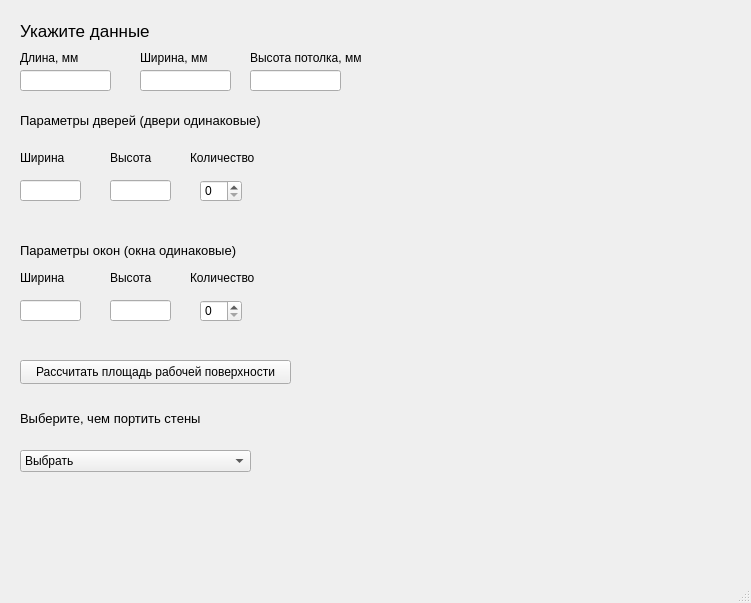
Old version of the form UserInterfaces/mainwindow.ui in the repository makeentosch/irnituProject.
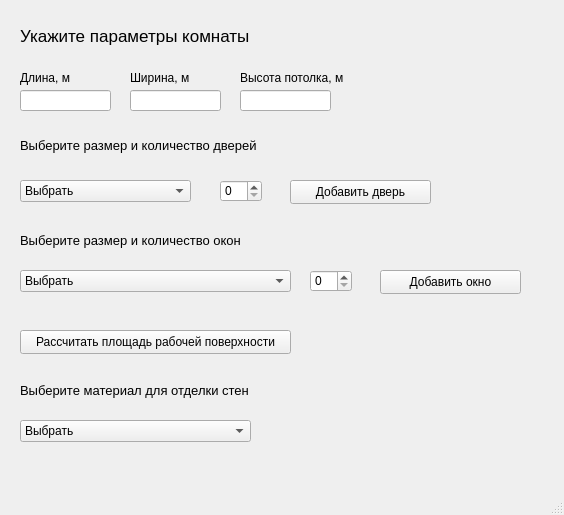
New version of the form.

Patch:
```diff
--- a/UserInterfaces/mainwindow.ui
+++ b/UserInterfaces/mainwindow.ui
@@ -6,8 +6,8 @@
    <rect>
     <x>0</x>
     <y>0</y>
-    <width>751</width>
-    <height>603</height>
+    <width>564</width>
+    <height>515</height>
    </rect>
   </property>
   <property name="windowTitle">
@@ -19,8 +19,8 @@
      <rect>
       <x>20</x>
       <y>20</y>
-      <width>181</width>
-      <height>21</height>
+      <width>331</width>
+      <height>31</height>
      </rect>
     </property>
     <property name="font">
@@ -29,53 +29,53 @@
      </font>
     </property>
     <property name="text">
-     <string>Укажите данные</string>
+     <string>Укажите параметры комнаты</string>
     </property>
    </widget>
    <widget class="QLabel" name="label_2">
     <property name="geometry">
      <rect>
-      <x>140</x>
-      <y>50</y>
+      <x>130</x>
+      <y>70</y>
       <width>81</width>
       <height>16</height>
      </rect>
     </property>
     <property name="text">
-     <string>Ширина, мм</string>
+     <string>Ширина, м</string>
     </property>
    </widget>
    <widget class="QLabel" name="label_3">
     <property name="geometry">
      <rect>
       <x>20</x>
-      <y>50</y>
+      <y>70</y>
       <width>61</width>
       <height>16</height>
      </rect>
     </property>
     <property name="text">
-     <string>Длина, мм</string>
+     <string>Длина, м</string>
     </property>
    </widget>
    <widget class="QLabel" name="label_4">
     <property name="geometry">
      <rect>
-      <x>250</x>
-      <y>50</y>
+      <x>240</x>
+      <y>70</y>
       <width>121</width>
       <height>16</height>
      </rect>
     </property>
     <property name="text">
-     <string>Высота потолка, мм</string>
+     <string>Высота потолка, м</string>
     </property>
    </widget>
    <widget class="QLineEdit" name="inputLength">
     <property name="geometry">
      <rect>
       <x>20</x>
-      <y>70</y>
+      <y>90</y>
       <width>91</width>
       <height>21</height>
      </rect>
@@ -84,8 +84,8 @@
    <widget class="QLineEdit" name="inputWidth">
     <property name="geometry">
      <rect>
-      <x>140</x>
-      <y>70</y>
+      <x>130</x>
+      <y>90</y>
       <width>91</width>
       <height>21</height>
      </rect>
@@ -94,8 +94,8 @@
    <widget class="QLineEdit" name="inputHeight">
     <property name="geometry">
      <rect>
-      <x>250</x>
-      <y>70</y>
+      <x>240</x>
+      <y>90</y>
       <width>91</width>
       <height>21</height>
      </rect>
@@ -105,7 +105,7 @@
     <property name="geometry">
      <rect>
       <x>20</x>
-      <y>360</y>
+      <y>330</y>
       <width>271</width>
       <height>24</height>
      </rect>
@@ -118,11 +118,16 @@
     <property name="geometry">
      <rect>
       <x>310</x>
-      <y>360</y>
-      <width>61</width>
+      <y>330</y>
+      <width>111</width>
       <height>21</height>
      </rect>
     </property>
+    <property name="font">
+     <font>
+      <pointsize>12</pointsize>
+     </font>
+    </property>
     <property name="frameShadow">
      <enum>QFrame::Plain</enum>
     </property>
@@ -137,9 +142,9 @@
     <property name="geometry">
      <rect>
       <x>20</x>
-      <y>410</y>
+      <y>380</y>
       <width>311</width>
-      <height>16</height>
+      <height>21</height>
      </rect>
     </property>
     <property name="font">
@@ -148,14 +153,14 @@
      </font>
     </property>
     <property name="text">
-     <string>Выберите, чем портить стены </string>
+     <string>Выберите материал для отделки стен</string>
     </property>
    </widget>
    <widget class="QComboBox" name="comboBox">
     <property name="geometry">
      <rect>
       <x>20</x>
-      <y>450</y>
+      <y>420</y>
       <width>231</width>
       <height>22</height>
      </rect>
@@ -185,32 +190,14 @@
       <string>Штукатурка</string>
      </property>
     </item>
-    <item>
-     <property name="text">
-      <string>Шпаклевка</string>
-     </property>
-    </item>
-   </widget>
-   <widget class="QLabel" name="label_6">
-    <property name="geometry">
-     <rect>
-      <x>190</x>
-      <y>150</y>
-      <width>71</width>
-      <height>16</height>
-     </rect>
-    </property>
-    <property name="text">
-     <string>Количество </string>
-    </property>
    </widget>
    <widget class="QLabel" name="label_7">
     <property name="geometry">
      <rect>
       <x>20</x>
-      <y>110</y>
+      <y>130</y>
       <width>321</width>
-      <height>21</height>
+      <height>31</height>
      </rect>
     </property>
     <property name="font">
@@ -219,59 +206,13 @@
      </font>
     </property>
     <property name="text">
-     <string>Параметры дверей (двери одинаковые)</string>
-    </property>
-   </widget>
-   <widget class="QLabel" name="label_8">
-    <property name="geometry">
-     <rect>
-      <x>20</x>
-      <y>150</y>
-      <width>55</width>
-      <height>16</height>
-     </rect>
-    </property>
-    <property name="text">
-     <string>Ширина</string>
-    </property>
-   </widget>
-   <widget class="QLabel" name="label_9">
-    <property name="geometry">
-     <rect>
-      <x>110</x>
-      <y>150</y>
-      <width>55</width>
-      <height>16</height>
-     </rect>
-    </property>
-    <property name="text">
-     <string>Высота</string>
-    </property>
-   </widget>
-   <widget class="QLineEdit" name="doorInputWidth">
-    <property name="geometry">
-     <rect>
-      <x>20</x>
-      <y>180</y>
-      <width>61</width>
-      <height>21</height>
-     </rect>
-    </property>
-   </widget>
-   <widget class="QLineEdit" name="doorInputHeight">
-    <property name="geometry">
-     <rect>
-      <x>110</x>
-      <y>180</y>
-      <width>61</width>
-      <height>21</height>
-     </rect>
+     <string>Выберите размер и количество дверей</string>
     </property>
    </widget>
    <widget class="QSpinBox" name="doorsCount">
     <property name="geometry">
      <rect>
-      <x>200</x>
+      <x>220</x>
       <y>180</y>
       <width>42</width>
       <height>22</height>
@@ -282,7 +223,7 @@
     <property name="geometry">
      <rect>
       <x>20</x>
-      <y>240</y>
+      <y>230</y>
       <width>321</width>
       <height>21</height>
      </rect>
@@ -293,77 +234,109 @@
      </font>
     </property>
     <property name="text">
-     <string>Параметры окон (окна одинаковые)</string>
-    </property>
-   </widget>
-   <widget class="QLabel" name="label_11">
-    <property name="geometry">
-     <rect>
-      <x>110</x>
-      <y>270</y>
-      <width>55</width>
-      <height>16</height>
-     </rect>
-    </property>
-    <property name="text">
-     <string>Высота</string>
+     <string>Выберите размер и количество окон</string>
     </property>
    </widget>
    <widget class="QSpinBox" name="windowsCount">
     <property name="geometry">
      <rect>
-      <x>200</x>
-      <y>300</y>
+      <x>310</x>
+      <y>270</y>
       <width>42</width>
       <height>22</height>
      </rect>
     </property>
    </widget>
-   <widget class="QLineEdit" name="windowInputHeight">
+   <widget class="QComboBox" name="doorCmbx">
     <property name="geometry">
      <rect>
-      <x>110</x>
-      <y>300</y>
-      <width>61</width>
-      <height>21</height>
+      <x>20</x>
+      <y>180</y>
+      <width>171</width>
+      <height>22</height>
      </rect>
     </property>
+    <item>
+     <property name="text">
+      <string>Выбрать</string>
+     </property>
+    </item>
+    <item>
+     <property name="text">
+      <string>800 х 2000 мм</string>
+     </property>
+    </item>
+    <item>
+     <property name="text">
+      <string>1300 х 2000 мм</string>
+     </property>
+    </item>
+    <item>
+     <property name="text">
+      <string>600 x 2000 мм</string>
+     </property>
+    </item>
+    <item>
+     <property name="text">
+      <string>700 х 1900 мм</string>
+     </property>
+    </item>
    </widget>
-   <widget class="QLabel" name="label_12">
+   <widget class="QComboBox" name="windowCmbx">
     <property name="geometry">
      <rect>
       <x>20</x>
       <y>270</y>
-      <width>55</width>
-      <height>16</height>
+      <width>271</width>
+      <height>22</height>
      </rect>
     </property>
-    <property name="text">
-     <string>Ширина</string>
-    </property>
+    <item>
+     <property name="text">
+      <string>Выбрать</string>
+     </property>
+    </item>
+    <item>
+     <property name="text">
+      <string>Одностворчатые - 700 х 1350 мм</string>
+     </property>
+    </item>
+    <item>
+     <property name="text">
+      <string>Двухстворчатые - 1300 х 1400 мм</string>
+     </property>
+    </item>
+    <item>
+     <property name="text">
+      <string>Трехстворчатые - 2050 х 1400 мм</string>
+     </property>
+    </item>
    </widget>
-   <widget class="QLabel" name="label_13">
+   <widget class="QPushButton" name="btnAdd1">
     <property name="geometry">
      <rect>
-      <x>190</x>
-      <y>270</y>
-      <width>71</width>
-      <height>16</height>
+      <x>290</x>
+      <y>180</y>
+      <width>141</width>
+      <height>24</height>
      </rect>
     </property>
     <property name="text">
-     <string>Количество </string>
+     <string>Добавить дверь</string>
     </property>
    </widget>
-   <widget class="QLineEdit" name="windowInputWidth">
+   <widget class="QPushButton" name="btnAdd2">
     <property name="geometry">
      <rect>
-      <x>20</x>
-      <y>300</y>
-      <width>61</width>
-      <height>21</height>
+      <x>380</x>
+      <y>270</y>
+      <width>141</width>
+      <height>24</height>
      </rect>
     </property>
+    <property name="text">
+     <string>Добавить окно</string>
+    </property>
    </widget>
   </widget>
   <widget class="QMenuBar" name="menubar">
```
Left out of the diff: 2 changed lines with no effect on the pictures.
